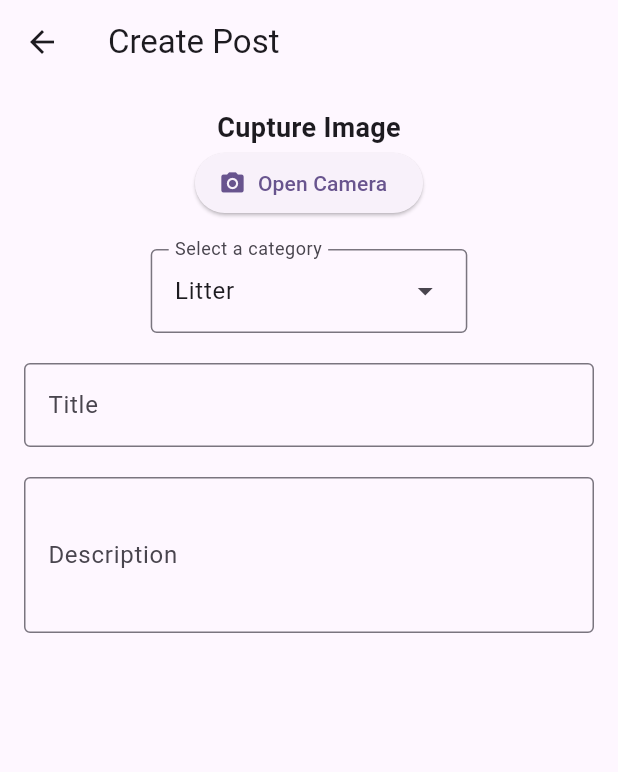
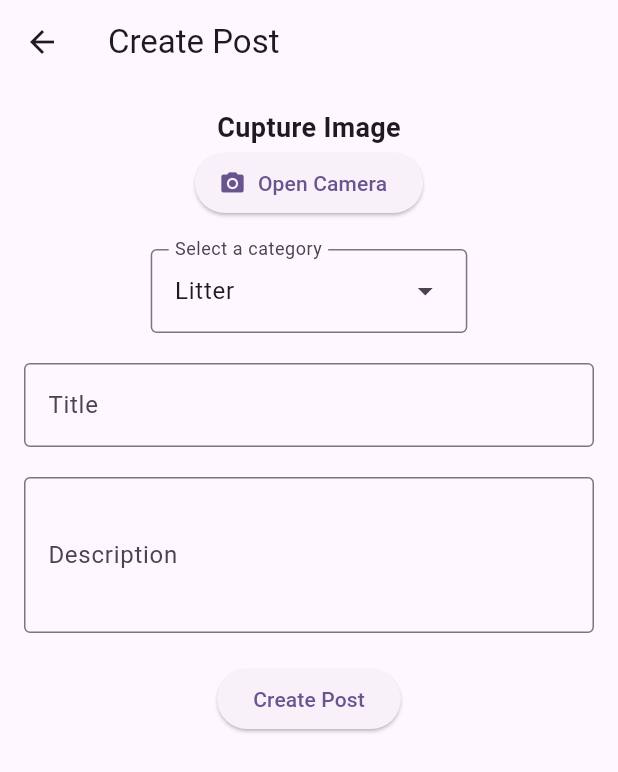
Before and after one commit to ZamirLucky/EcoSnap-flutter-app, a Flutter app: the CreatePostScreen screen opened directly, on a phone screen of 412 x 824 dp. Shown: the top 772 px of the screen. Run offline on Flutter 3.47's test engine with Material 3 defaults, Android fonts, the phone set to English and light mode, and no system bars; our stand-ins replace firebase_core, firebase_database; accounts and stored records are empty.

Commit message:
Added post model ad integrated firebase real-time database

```diff
--- a/lib/main.dart
+++ b/lib/main.dart
@@ -1,7 +1,11 @@
 import 'package:ecosnap/screens/home_screen.dart';
+import 'package:firebase_core/firebase_core.dart';
 import 'package:flutter/material.dart';
 
-void main() {
+void main() async{
+  WidgetsFlutterBinding.ensureInitialized();
+  // Initialize the Firebase app
+  await Firebase.initializeApp();
   runApp(const MyApp());
 }
 
--- /dev/null
+++ b/lib/models/post.dart
@@ -0,0 +1,43 @@
+
+class AddPost{
+  final String title;
+  final String description;
+  final String imagePath;
+  final String createdAt;
+  final String userId;
+  final String categoryId;
+
+  AddPost({
+    required this.title,
+    required this.description,
+    required this.imagePath,
+    required this.createdAt,
+    required this.userId,
+    required this.categoryId,
+  });
+
+  // Convert a Post instance into a JSON map
+  Map<String, dynamic> toJson() {
+    return {
+      'title': title,
+      'description': description,
+      'image_path': imagePath,
+      'created_at': createdAt,
+      'user_id': userId,
+      'category_id': categoryId,
+    };
+  }
+
+  // A Post instance from a JSON map
+  factory AddPost.fromJson(Map<String, dynamic> json) {
+    return AddPost(
+      title: json['title'],
+      description: json['description'],
+      imagePath: json['image_path'],
+      createdAt: json['created_at'],
+      userId: json['user_id'],
+      categoryId: json['category_id'],
+    );
+  }
+
+}
--- a/lib/screens/create_post_screen.dart
+++ b/lib/screens/create_post_screen.dart
@@ -1,9 +1,9 @@
 import 'package:ecosnap/widgets/create_post_widget.dart';
 import 'package:flutter/material.dart';
-import 'package:flutter/widgets.dart';
+
 
 class CreatePostScreen extends StatelessWidget {
-  const CreatePostScreen({Key? key});
+  const CreatePostScreen({super.key});
 
   @override
   Widget build(BuildContext context) {
--- a/lib/widgets/create_post_widget.dart
+++ b/lib/widgets/create_post_widget.dart
@@ -1,6 +1,10 @@
+
+import 'package:firebase_database/firebase_database.dart';
 
 
+import 'package:ecosnap/models/post.dart';
 import 'package:ecosnap/widgets/category_widget.dart';
+import 'package:flutter/foundation.dart';
 import 'package:flutter/material.dart';
 
 class CreatePostWidget extends StatefulWidget {
@@ -11,10 +15,29 @@ class CreatePostWidget extends StatefulWidget {
 }
 
 class _CreatePostWidgetState extends State<CreatePostWidget> {
+  final TextEditingController _titleController = TextEditingController();
+  final TextEditingController _descriptionController = TextEditingController();
 
+  final String _createdAt = DateTime.now().toIso8601String();
+  final String _userId = 'exampleUserId';
+  final String _imagePath = 'example/Image/Path';
 
   //track the selected color
-  CategoryLabel? _selectedColor = CategoryLabel.litter;
+  CategoryLabel? _selectedCategory = CategoryLabel.litter;
+
+  // Function to add a Post to Firebase Realtime Database
+  Future<void> addPostToDatabase(AddPost post) async {
+    // Use push() to create a unique key for the new post
+    final DatabaseReference dbRef = FirebaseDatabase.instance.ref('posts').push();
+    await dbRef.set(post.toJson());
+    if (kDebugMode) {
+      print("Post added successfully");
+      print(' ');
+      print('======================================================================= ');
+      print(' ');
+
+    }
+  }
 
   @override
   Widget build(BuildContext context) {
@@ -46,12 +69,12 @@ class _CreatePostWidgetState extends State<CreatePostWidget> {
             dropdownMenuEntries: CategoryLabel.entries,
 
             // The current selected value
-            initialSelection: _selectedColor,
+            initialSelection: _selectedCategory,
 
             // Callback when a new color is selected
             onSelected: (CategoryLabel? newColor) {
               setState(() {
-                _selectedColor = newColor;
+                _selectedCategory = newColor;
               });
             },
           ),
@@ -59,8 +82,9 @@ class _CreatePostWidgetState extends State<CreatePostWidget> {
           const SizedBox(height: 20),
 
           // Title text field
-          const TextField(
-            decoration: InputDecoration(
+          TextField(
+            controller: _titleController,
+            decoration: const InputDecoration(
                border: OutlineInputBorder(),
               labelText: 'Title',
               hintText: 'Enter a short title, Maximum 100 characters',
@@ -70,14 +94,51 @@ class _CreatePostWidgetState extends State<CreatePostWidget> {
           const SizedBox(height: 20),
 
           // Description text field
-          const TextField(
-            decoration: InputDecoration(
+          TextField(
+            controller: _descriptionController,
+            decoration: const InputDecoration(
               border: OutlineInputBorder(),
               labelText: 'Description',
               hintText: 'Enter a description',
             ),
             maxLines: 3,
           ),
+
+          const SizedBox(height: 20),
+          // Submit button
+          ElevatedButton(
+            onPressed: () async {
+              if (kDebugMode) {
+                print('Submitted text: ${_titleController.text}');
+                print('Submitted text: ${_descriptionController.text}');
+                print('Selected Category: $_selectedCategory');
+                print(' ');
+                print(' ');
+                print('Created at: $_createdAt');
+                print('User ID: $_userId');
+                print('Image Path: $_imagePath');
+              }
+              // Add your code here
+              // Create a Post instance using current values and current time
+              // Add the Post instance to the list of posts
+              AddPost newPost = AddPost(
+                title: _titleController.text,
+                description: _descriptionController.text,
+                imagePath: _imagePath,
+                createdAt: _createdAt,
+                userId: _userId,
+                categoryId: _selectedCategory!.index.toString(),
+              );
+
+              await addPostToDatabase(newPost);
+              // ignore: use_build_context_synchronously
+              ScaffoldMessenger.of(context).showSnackBar(
+                const SnackBar(content: Text('Post added successfully')),
+              );
+
+            },
+            child: const Text('Create Post'),
+          ),
         ],
     ),
     );
--- a/pubspec.yaml
+++ b/pubspec.yaml
@@ -30,12 +30,15 @@ environment:
 dependencies:
   flutter:
     sdk: flutter
+  firebase_database: ^11.3.4
 
 
 
   # The following adds the Cupertino Icons font to your application.
   # Use with the CupertinoIcons class for iOS style icons.
   cupertino_icons: ^1.0.8
+  firebase_core: ^3.12.1
+  firebase_auth: ^5.5.1
 
 
 dev_dependencies:
@@ -47,7 +50,7 @@ dev_dependencies:
   # activated in the `analysis_options.yaml` file located at the root of your
   # package. See that file for information about deactivating specific lint
   # rules and activating additional ones.
-  flutter_lints: ^4.0.0
+  flutter_lints: ^5.0.0
 
 # For information on the generic Dart part of this file, see the
 # following page: https://dart.dev/tools/pub/pubspec
```
Also changed, not shown: pubspec.lock, 7 other files.
